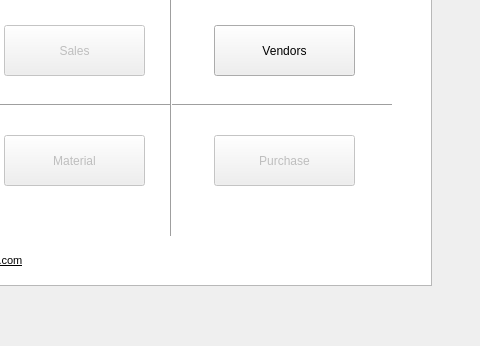
Above: Screens/UserAuthentication.ui from basil-ali-khan/Inventory-Management-System before the change; both pictures show x 619 to 1099 and y 185 to 531 of the 1099 by 531 pixel window. Below: the same form after it.
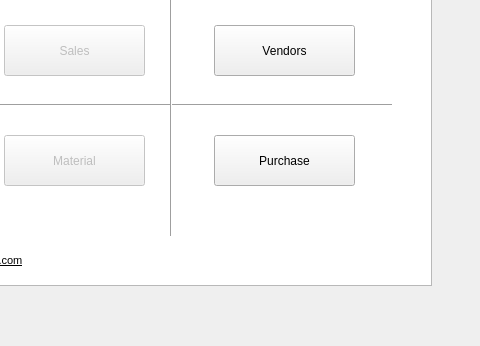
That is the form after the change.

Diff of the .ui file:
```diff
--- a/Screens/UserAuthentication.ui
+++ b/Screens/UserAuthentication.ui
@@ -254,7 +254,7 @@
    </widget>
    <widget class="QPushButton" name="purchaseButton">
     <property name="enabled">
-     <bool>false</bool>
+     <bool>true</bool>
     </property>
     <property name="geometry">
      <rect>
```
